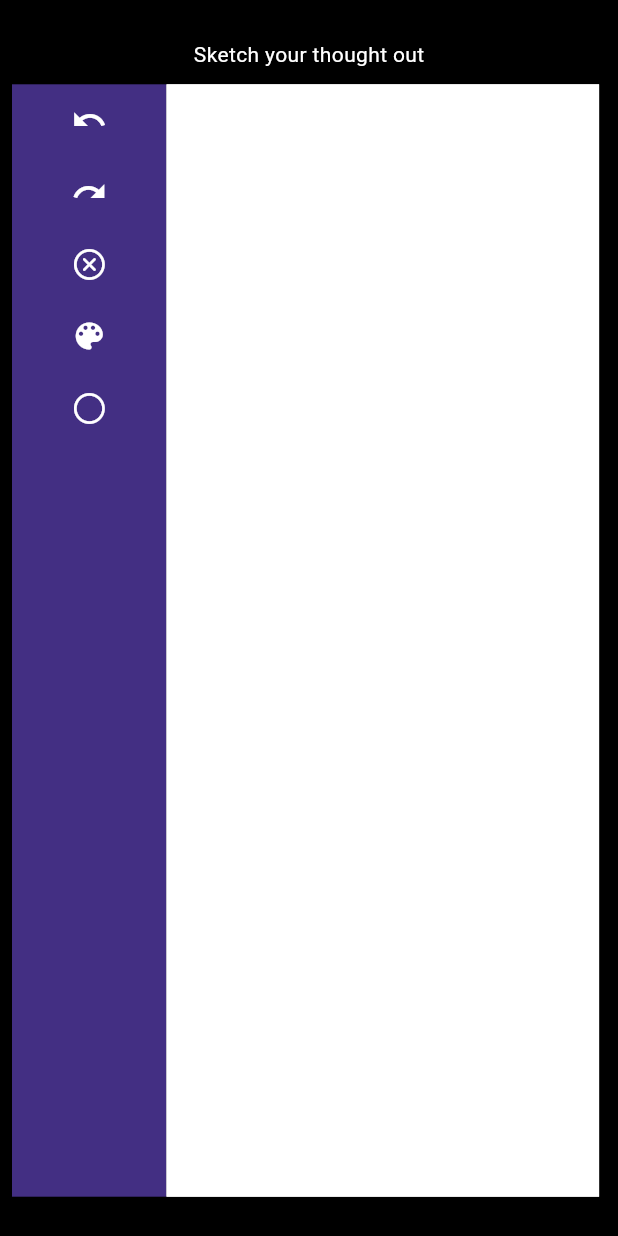
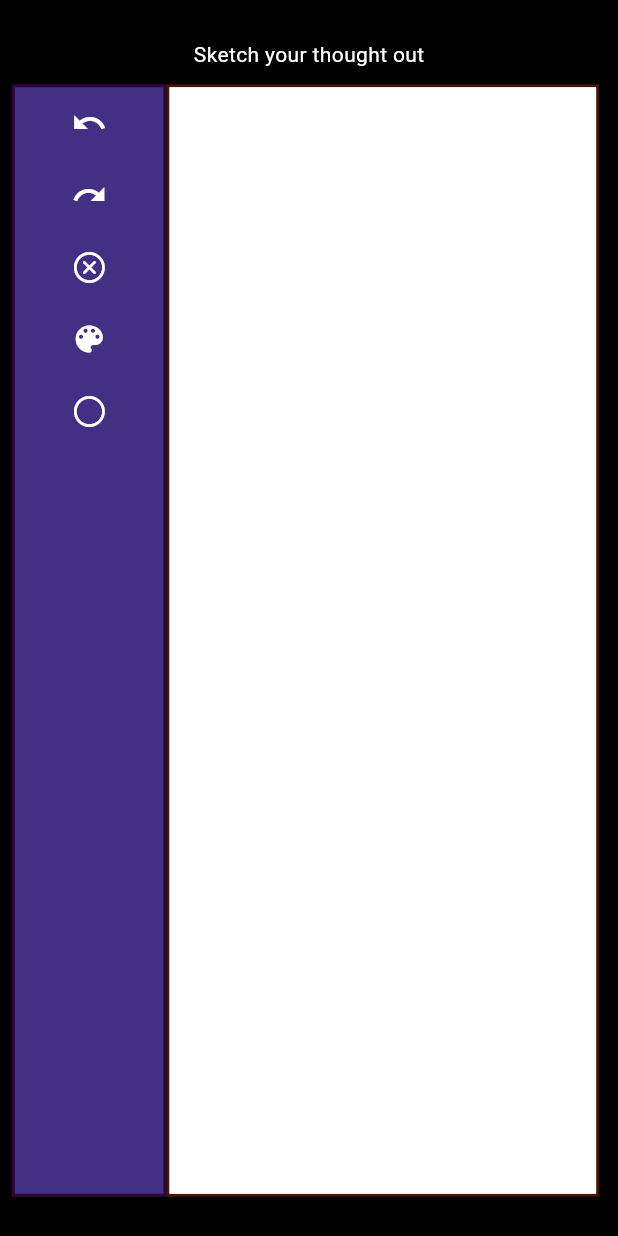
Before and after one commit to Farhana007/sketch-app_-task, a Flutter app: the screen it shows after launch, on a phone screen of 412 x 824 dp. Run offline on Flutter 3.47's test engine with Material 3 defaults, Android fonts, the phone set to English and light mode, and no system bars; our stand-ins replace velocity_x.

Commit message:
comments added in Sketch screen file

```diff
--- a/lib/view/sketch_screen.dart
+++ b/lib/view/sketch_screen.dart
@@ -7,16 +7,24 @@ import '../provider/sketch_provider.dart';
 import '../utils/color_change_function.dart';
 import '../utils/stroke_change_function.dart';
 
+///@Description:This screen Contains The UI of the app ,
+///@param:Theres is no parameters fro this screen
+///@function:There are Buttons for Undo, Redo, Clear Canvas, Color Choosing,Width Changing,Download
+///Provider as StateMangement
+
 class SketchScreen extends StatelessWidget {
   const SketchScreen({super.key});
 
   @override
   Widget build(BuildContext context) {
+    //Height and Widht variable
     double heightCount = MediaQuery.sizeOf(context).height;
     double widthCount = MediaQuery.sizeOf(context).width;
+    //--->Creating the Instance of Provider to call the functions <--- ///
     final drawingManager =
         Provider.of<DrawingStateManager>(context, listen: false);
 
+    /// --->Scaffold StartS here <--- ///
     return Scaffold(
       backgroundColor: Colors.black,
       body: SafeArea(
@@ -26,12 +34,16 @@ class SketchScreen extends StatelessWidget {
               mainAxisAlignment: MainAxisAlignment.center,
               crossAxisAlignment: CrossAxisAlignment.center,
               children: [
-                Center(child: "Sketch your thought out".text.white.make()),
+                Center(
+                    child: "Sketch your thought out".text.white.make()), //Title
                 10.heightBox,
+                // --> This Row Contains two part, one contains buttons for cuntion, and another one is canvas <--//
                 Row(
                   children: [
+                    // --->First Part of the Row <---///
                     Column(
                       children: [
+                        /**Button to Undo */
                         IconButton(
                             onPressed: () {
                               drawingManager.undo();
@@ -40,6 +52,8 @@ class SketchScreen extends StatelessWidget {
                               Icons.undo,
                               color: Colors.white,
                             )),
+
+                        /**Button to Redo */
                         IconButton(
                             onPressed: () {
                               drawingManager.redo();
@@ -48,6 +62,8 @@ class SketchScreen extends StatelessWidget {
                               Icons.redo,
                               color: Colors.white,
                             )),
+
+                        /**Button to Clear Canvas */
                         IconButton(
                             onPressed: () {
                               drawingManager.clearCanvas();
@@ -56,6 +72,8 @@ class SketchScreen extends StatelessWidget {
                               CupertinoIcons.clear_circled,
                               color: Colors.white,
                             )),
+
+                        /**Button to Showing Color chosing Dialog*/
                         IconButton(
                             onPressed: () {
                               showColorPickerDialog(context);
@@ -64,6 +82,8 @@ class SketchScreen extends StatelessWidget {
                               Icons.color_lens_rounded,
                               color: Colors.white,
                             )),
+
+                        /**Button to Showing  width chossing dialog*/
                         IconButton(
                             onPressed: () {
                               showStrokeWidthDialog(context);
@@ -77,11 +97,19 @@ class SketchScreen extends StatelessWidget {
                         .box
                         .size(widthCount * 0.25, heightCount * 0.9)
                         .color(const Color.fromARGB(255, 67, 47, 131))
+                        .border(
+                            color: const Color.fromARGB(255, 49, 4, 63),
+                            width: 2)
                         .make(),
+
+                    /// ---> Second part of the Row , THis is the canvas <--- ///
                     const SketchingCanvas()
                         .box
                         .size(widthCount * 0.7, heightCount * 0.9)
                         .white
+                        .border(
+                            color: const Color.fromARGB(255, 69, 21, 5),
+                            width: 2)
                         .make(),
                   ],
                 )
```
